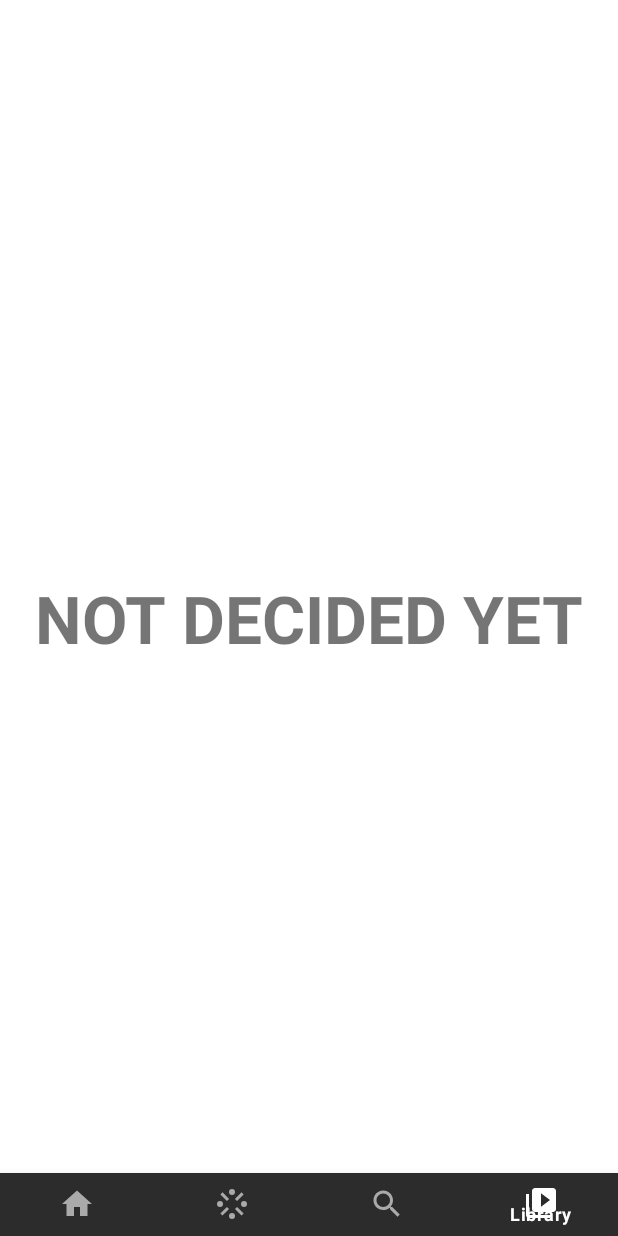
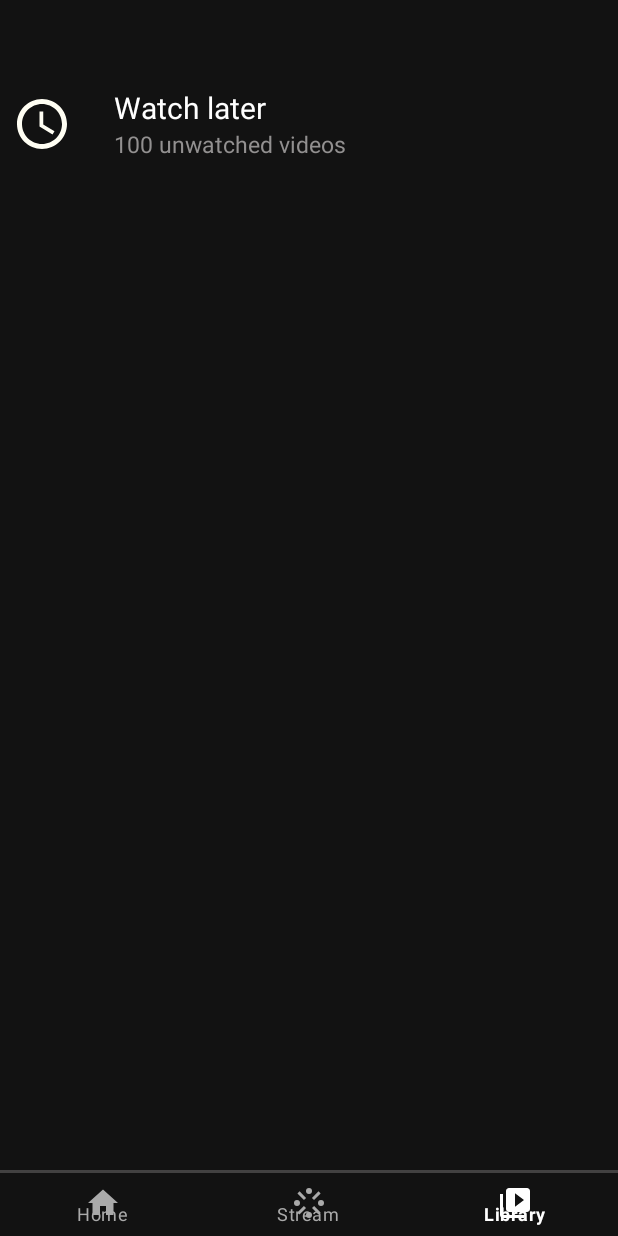
Before and after one commit to Jitendra227/VideoPlex1.0, an Android app: the LibraryActivity screen opened directly, with no data from a screen before it, on a phone screen of 412 x 824 dp. Run offline under Robolectric (Android 15) with nearby library versions, the phone set to English and light mode, and no system bars.

Commit message:
change in layout

```diff
--- a/app/build.gradle
+++ b/app/build.gradle
@@ -46,7 +46,7 @@ dependencies {
 
     implementation 'com.airbnb.android:lottie:3.4.0'
 
-    implementation "androidx.multidex:multidex:2.0.1"
+    implementation 'androidx.multidex:multidex:2.0.0'
 
     implementation 'com.google.code.gson:gson:2.8.8'
 
@@ -55,5 +55,6 @@ dependencies {
     implementation 'com.squareup.okhttp3:okhttp:4.7.2'
 
     implementation files('libs/YouTubeAndroidPlayerApi.jar')
+    //implementation 'com.pierfrancescosoffritti.androidyoutubeplayer:core:11.0.1'
 
 }
--- a/app/src/main/AndroidManifest.xml
+++ b/app/src/main/AndroidManifest.xml
@@ -17,11 +17,15 @@
         android:supportsRtl="true"
         android:theme="@style/Theme.VideoPlex10">
         <activity android:name=".LibraryActivity"></activity>
-        <activity android:name=".StreamActivity" />
+
+        <activity android:name=".StreamActivity"
+            android:configChanges="orientation|screenSize|layoutDirection"/>
+
         <activity android:name=".MainActivity" />
         <activity
             android:name=".PlayerActivity"
             android:configChanges="orientation|screenSize|layoutDirection" />
+
         <activity android:name=".VideoPlayerActivity" />
         <activity
             android:name=".SplashScreenActivity"
--- a/app/src/main/java/com/jitendra/videoplex10/config/YoutubeConfig.java
+++ b/app/src/main/java/com/jitendra/videoplex10/Config/YoutubeConfig.java
@@ -1,4 +1,4 @@
-package com.jitendra.videoplex10.config;
+package com.jitendra.videoplex10.Config;
 
 public class YoutubeConfig {
 
--- /dev/null
+++ b/app/src/main/res/drawable/ic_watch_later_icon.xml
@@ -0,0 +1,5 @@
+<vector android:height="24dp" android:tint="#FFFEF3"
+    android:viewportHeight="24" android:viewportWidth="24"
+    android:width="24dp" xmlns:android="http://schemas.android.com/apk/res/android">
+    <path android:fillColor="@android:color/white" android:pathData="M12,2C6.5,2 2,6.5 2,12s4.5,10 10,10s10,-4.5 10,-10S17.5,2 12,2zM12,20c-4.41,0 -8,-3.59 -8,-8s3.59,-8 8,-8s8,3.59 8,8S16.41,20 12,20zM12.5,7H11v6l5.2,3.2l0.8,-1.3l-4.5,-2.7V7z"/>
+</vector>
--- a/app/src/main/res/layout/activity_library.xml
+++ b/app/src/main/res/layout/activity_library.xml
@@ -4,22 +4,78 @@
     xmlns:tools="http://schemas.android.com/tools"
     android:layout_width="match_parent"
     android:layout_height="match_parent"
+    android:background="@color/perfect_dark_theme"
+    android:orientation="vertical"
     tools:context=".LibraryActivity">
 
-    <TextView
-        android:layout_width="wrap_content"
+    <LinearLayout
+        android:layout_width="match_parent"
         android:layout_height="wrap_content"
-        android:text="NOT DECIDED YET"
-        android:layout_centerInParent="true"
-        android:textSize="44sp"
-        android:textStyle="bold"/>
+        android:orientation="vertical"
+        android:layout_marginTop="50dp"
+        android:layout_marginStart="4dp"
+        android:layout_marginEnd="4dp">
 
+        <LinearLayout
+            android:id="@+id/watch_later_box_layout"
+            android:layout_width="match_parent"
+            android:layout_height="65dp"
+            android:padding="4dp"
+            android:clickable="true"
+            android:orientation="horizontal"
+            android:gravity="center_vertical"
+            android:background="?attr/selectableItemBackground"
+            android:focusable="true">
+
+            <ImageView
+                android:id="@+id/iv_watch_later"
+                android:layout_width="40dp"
+                android:layout_height="40dp"
+                android:layout_gravity="center"
+                android:foregroundGravity="center"
+                android:src="@drawable/ic_watch_later_icon"/>
+
+            <LinearLayout
+                android:layout_width="wrap_content"
+                android:layout_height="wrap_content"
+                android:orientation="vertical"
+                android:weightSum="0">
+
+                <TextView
+                    android:id="@+id/tv_watch_later"
+                    android:layout_width="wrap_content"
+                    android:layout_height="wrap_content"
+                    android:text="Watch later"
+                    android:textSize="20sp"
+                    android:layout_marginStart="28dp"
+                    android:textColor="@color/white"/>
+
+                <TextView
+                    android:id="@+id/tv_unwatched"
+                    android:layout_width="wrap_content"
+                    android:layout_height="wrap_content"
+                    android:text="100 unwatched videos"
+                    android:textSize="15sp"
+                    android:layout_marginStart="28dp"
+                    android:textColor="@color/dim_white"/>
+            </LinearLayout>
+
+        </LinearLayout>
+
+    </LinearLayout>
+
+
+    <View
+        android:layout_width="match_parent"
+        android:layout_height="2dp"
+        android:layout_above="@+id/bottom_nav_bar"
+        android:background="#444343" />
     <com.google.android.material.bottomnavigation.BottomNavigationView
         android:id="@+id/bottom_nav_bar"
         android:layout_width="match_parent"
         android:layout_height="42dp"
         app:menu="@menu/bottom_nav_bar"
-        android:background="@color/dark_grey"
+        android:background="@color/perfect_dark_theme"
         android:layout_alignParentBottom="true"
         android:layout_alignParentStart="true"
         android:layout_alignParentEnd="true"
--- a/app/src/main/res/layout/device_video_list.xml
+++ b/app/src/main/res/layout/device_video_list.xml
@@ -7,7 +7,7 @@
     android:orientation="horizontal"
     android:padding="7dp"
     android:layout_margin="3dp"
-    android:background="?attr/selectableItemBackgroundBorderless">
+    android:background="?attr/selectableItemBackground">
 
     <androidx.cardview.widget.CardView
         android:id="@+id/vid_lst_cardView"
--- a/app/src/main/res/menu/bottom_nav_bar.xml
+++ b/app/src/main/res/menu/bottom_nav_bar.xml
@@ -13,11 +13,6 @@
         android:icon="@drawable/ic_stream_icon" />
 
     <item
-        android:id="@+id/search_icon"
-        android:title="@string/title_search"
-        android:icon="@drawable/ic_search_icon" />
-
-    <item
         android:id="@+id/library_icon"
         android:title="@string/title_library"
         android:icon="@drawable/ic_video_library" />
--- a/app/src/main/res/values/colors.xml
+++ b/app/src/main/res/values/colors.xml
@@ -8,9 +8,12 @@
     <color name="black">#FF000000</color>
     <color name="white">#FFFFFFFF</color>
 
+    <color name="perfect_dark_theme">#121212</color>
     <color name="dark_grey_200">#252323</color>
     <color name="dark_gray_100">#252525</color>
     <color name="dark_grey">#2D2C2C</color>
     <color name="dark_blue">#2C0C59</color>
     <color name="red">#D50000</color>
+    <color name="dim_white">#929090</color>
+    <color name="ripple_color">#b0b7a3</color>
 </resources>
--- a/app/src/main/res/values/themes.xml
+++ b/app/src/main/res/values/themes.xml
@@ -10,8 +10,10 @@
         <item name="colorSecondaryVariant">@color/teal_700</item>
         <item name="colorOnSecondary">@color/black</item>
         <!-- Status bar color. -->
-        <item name="android:statusBarColor" tools:targetApi="l">@color/dark_grey_200</item>
-        <item name="android:navigationBarColor">@color/dark_grey</item>
+        <item name="android:statusBarColor" tools:targetApi="l">@color/perfect_dark_theme</item>
+        <item name="android:navigationBarColor">@color/perfect_dark_theme</item>
+
+        <item name="colorControlHighlight">@color/ripple_color</item>
         <!-- Customize your theme here. -->
     </style>
 
--- a/build.gradle
+++ b/build.gradle
@@ -16,6 +16,7 @@ allprojects {
     repositories {
         google()
         jcenter()
+
     }
 }
 
```
Also changed, not shown: app/src/main/java/com/jitendra/videoplex10/StreamActivity.java (+32 -30 lines), app/src/main/res/layout/activity_main.xml (+9 -3 lines), app/src/main/res/layout/activity_stream.xml (+31 -17 lines), app/src/main/res/layout/yt_stream_data.xml (added, +10 -0 lines).
